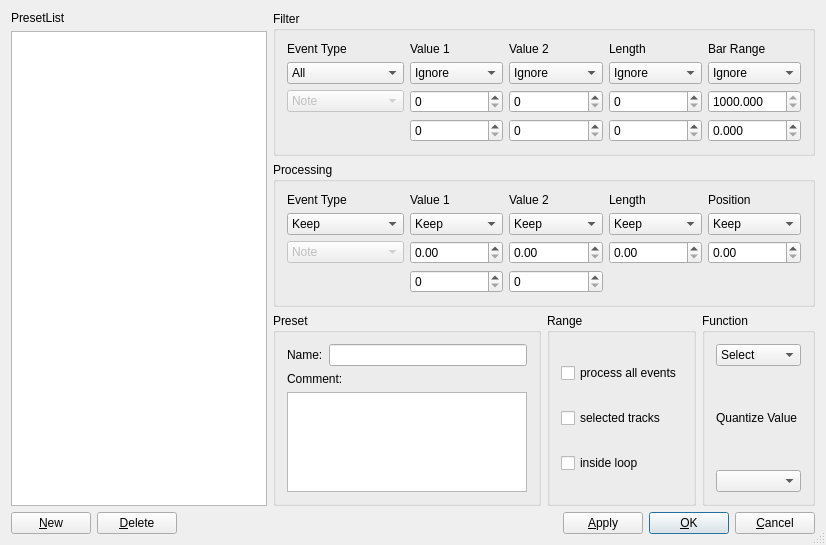
The window that muse3/muse/widgets/transformbase.ui (emrum/muse) describes before a commit, drawn with Qt 5.
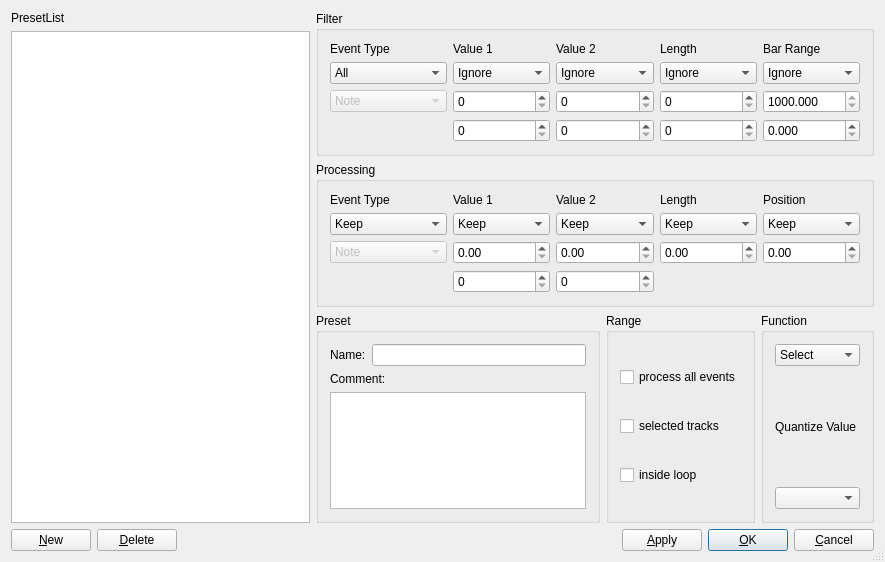
The same window after the commit. Custom widgets are drawn as their Qt base class.

Commit message: Added first try of randomization of MIDI note positions in the MIDI Transformer Dialog

```diff
--- a/muse3/muse/widgets/transformbase.ui
+++ b/muse3/muse/widgets/transformbase.ui
@@ -6,8 +6,8 @@
    <rect>
     <x>0</x>
     <y>0</y>
-    <width>826</width>
-    <height>545</height>
+    <width>885</width>
+    <height>562</height>
    </rect>
   </property>
   <property name="windowTitle">
@@ -418,8 +418,8 @@
       </item>
       <item row="2" column="1">
        <widget class="MusEGui::SpinBoxFP" name="procVal1a">
-        <property name="maximum" stdset="0">
-         <number>99999999</number>
+        <property name="maximum">
+         <double>99999999.000000000000000</double>
         </property>
        </widget>
       </item>
@@ -453,23 +453,23 @@
        </widget>
       </item>
       <item row="2" column="2">
-        <widget class="MusEGui::SpinBoxFP" name="procVal2a">
-         <property name="maximum" stdset="0">
-         <number>99999999</number>
+       <widget class="MusEGui::SpinBoxFP" name="procVal2a">
+        <property name="maximum">
+         <double>99999999.000000000000000</double>
         </property>
        </widget>
       </item>
       <item row="2" column="3">
-        <widget class="MusEGui::SpinBoxFP" name="procLenA">
-          <property name="maximum" stdset="0">
-         <number>99999999</number>
+       <widget class="MusEGui::SpinBoxFP" name="procLenA">
+        <property name="maximum">
+         <double>99999999.000000000000000</double>
         </property>
        </widget>
       </item>
       <item row="2" column="4">
-        <widget class="MusEGui::SpinBoxFP" name="procPosA">
-          <property name="maximum" stdset="0">
-         <number>99999999</number>
+       <widget class="MusEGui::SpinBoxFP" name="procPosA">
+        <property name="maximum">
+         <double>99999999.000000000000000</double>
         </property>
        </widget>
       </item>
@@ -805,13 +805,13 @@
        </widget>
       </item>
       <item row="2" column="4">
-        <widget class="MusEGui::SpinBoxFP" name="selBarA">
-        <property name="minimum" stdset="0">
-         <number>1000</number>
-        </property>
-        <property name="decimals" stdset="0">
+       <widget class="MusEGui::SpinBoxFP" name="selBarA">
+        <property name="decimals">
          <number>3</number>
         </property>
+        <property name="minimum">
+         <double>1000.000000000000000</double>
+        </property>
        </widget>
       </item>
      </layout>
@@ -985,11 +985,11 @@
  </widget>
  <layoutdefault spacing="6" margin="11"/>
  <customwidgets>
-   <customwidget>
-     <class>MusEGui::SpinBoxFP</class>
-     <extends>QDoubleSpinBox</extends>
-     <header>spinboxFP.h</header>
-   </customwidget>
+  <customwidget>
+   <class>MusEGui::SpinBoxFP</class>
+   <extends>QDoubleSpinBox</extends>
+   <header>spinboxFP.h</header>
+  </customwidget>
   <customwidget>
    <class>MusEGui::ComboQuant</class>
    <extends>QComboBox</extends>
```
Left out of the diff: 121 changed lines with no effect on the pictures. The commit also changes 1 other file.
